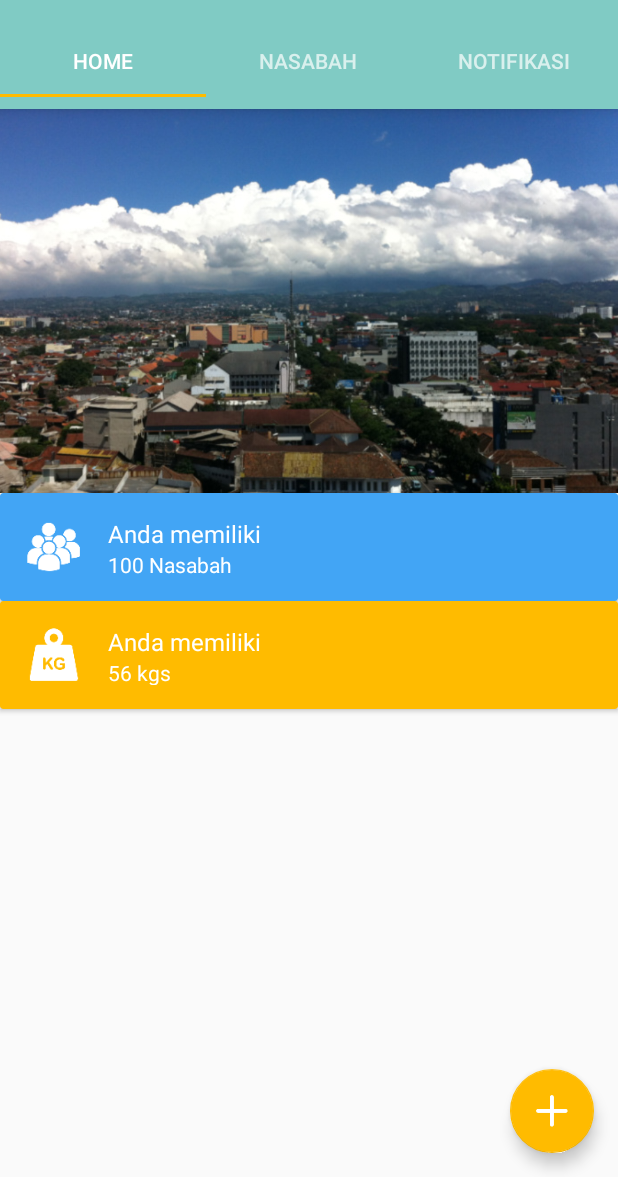
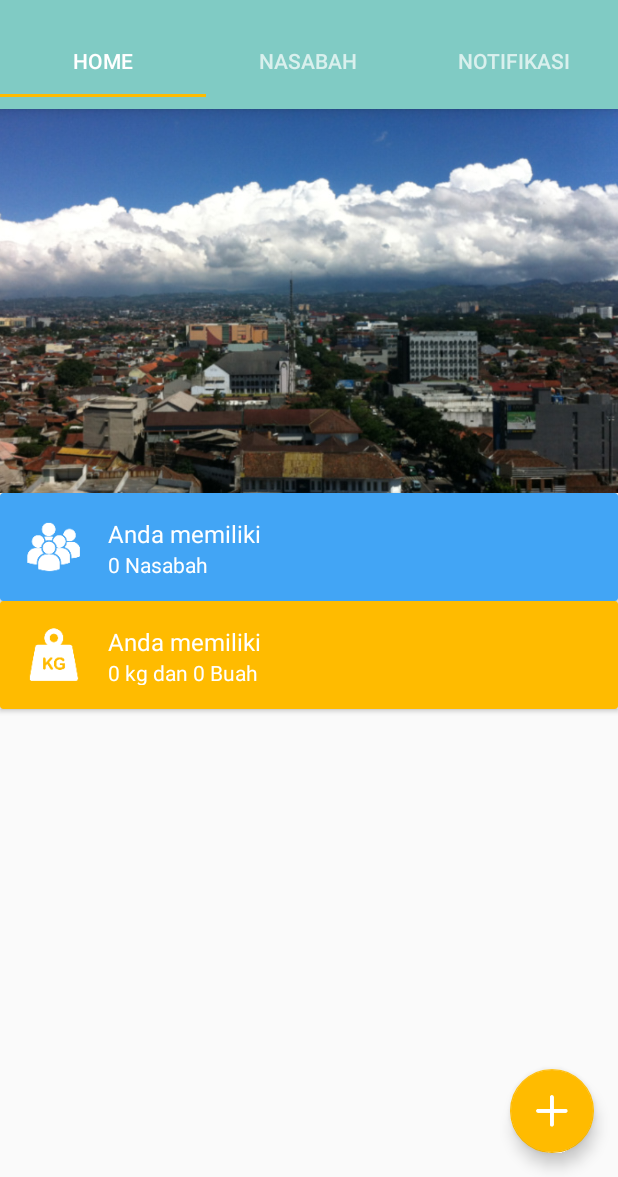
Before and after one commit to picklesquad/Bank-App, an Android app: the HomeFragment screen opened directly, with no data from a screen before it, on a phone screen of 412 x 824 dp, the part 59-1236 px from its top. Run offline under Robolectric (Android 15) with nearby library versions, the phone set to English and light mode, and no system bars; our stand-ins replace Picasso, Volley; network calls fail; pictures from the network do not load.

```diff
--- a/app/src/main/java/picklenostra/picklebankapp/HomeFragment.java
+++ b/app/src/main/java/picklenostra/picklebankapp/HomeFragment.java
@@ -6,6 +6,7 @@
 import android.os.Bundle;
 import android.support.design.widget.FloatingActionButton;
 import android.support.v4.app.Fragment;
+import android.util.Log;
 import android.view.LayoutInflater;
 import android.view.View;
 import android.view.ViewGroup;
@@ -30,13 +31,13 @@
         tvCustomer = (TextView) view.findViewById(R.id.customer_stats_number);
         tvGarbage = (TextView) view.findViewById(R.id.level_name);
 
-        shared = this.getActivity().getSharedPreferences(getResources().getString(R.string.KEY_SHARED_PREF), Context.MODE_PRIVATE);
-        totalCustomer = shared.getInt("totalNasabah", 0);
-        totalGarbage = shared.getInt("sampahPlastik",0) + shared.getInt("sampahBesi",0) +
-                shared.getInt("sampahBotol",0) + shared.getInt("sampahBesi",0);
+        shared = this.getActivity().getSharedPreferences(getString(R.string.KEY_SHARED_PREF), Context.MODE_PRIVATE);
+        totalCustomer = shared.getInt(getString(R.string.KEY_TOTAL_NASABAH_BANK), 0);
+        totalGarbage = shared.getInt(getString(R.string.KEY_SAMPAH_PLASTIK_BANK),0) + shared.getInt(getString(R.string.KEY_SAMPAH_KERTAS_BANK),0) +
+                shared.getInt(getString(R.string.KEY_SAMPAH_BESI_BANK),0);
 
-        tvCustomer.setText(100 + " Nasabah");
-        tvGarbage.setText(56 + " kgs");
+        tvCustomer.setText(totalCustomer + " Nasabah");
+        tvGarbage.setText(totalGarbage + " kg dan " + shared.getInt(getString(R.string.KEY_SAMPAH_BOTOL_BANK),0) + " Buah");
 
         //Floating Action Button
         FloatingActionButton transacFAB = (FloatingActionButton)  view.findViewById(R.id.add_transac_fab);
```
Also changed, not shown: app/src/main/java/picklenostra/picklebankapp/LoginActivity.java (+18 -19 lines), app/src/main/java/picklenostra/picklebankapp/NasabahDetailActivity.java (+10 -11 lines).
